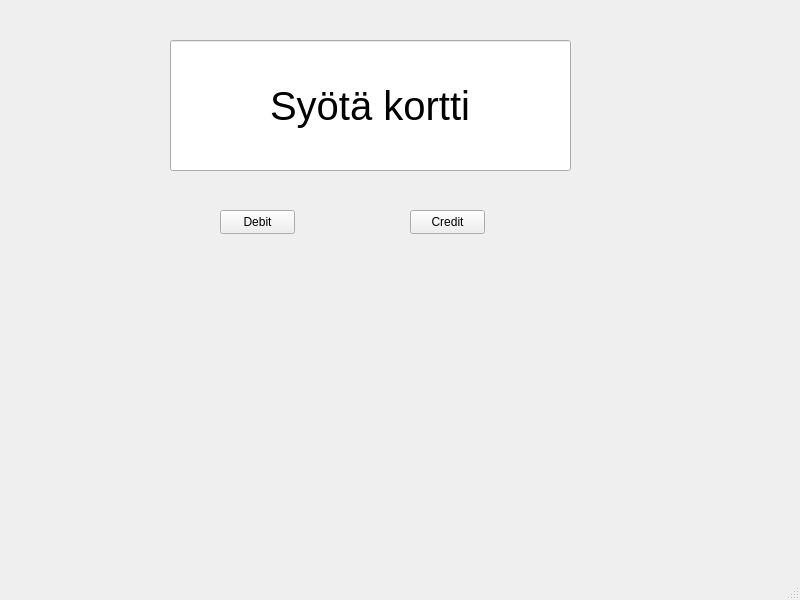
This is bank-automat/mainwindow.ui in AleksiPuumala/bank-automat-omakopio as Qt 5 draws it before an edit. The edited form follows.
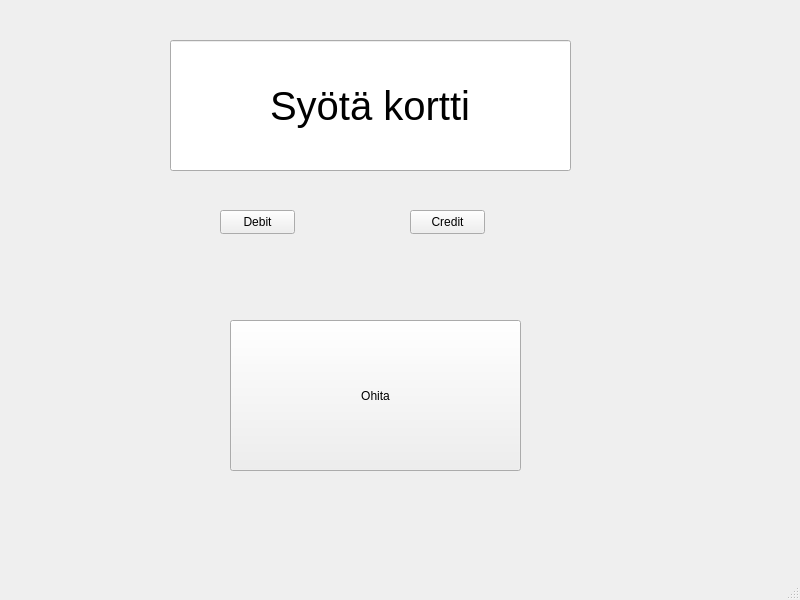
This is the edited form.

```diff
--- a/bank-automat/mainwindow.ui
+++ b/bank-automat/mainwindow.ui
@@ -61,6 +61,19 @@
      <string>Credit</string>
     </property>
    </widget>
+   <widget class="QPushButton" name="ohita">
+    <property name="geometry">
+     <rect>
+      <x>230</x>
+      <y>320</y>
+      <width>291</width>
+      <height>151</height>
+     </rect>
+    </property>
+    <property name="text">
+     <string>Ohita</string>
+    </property>
+   </widget>
   </widget>
   <widget class="QMenuBar" name="menubar">
    <property name="geometry">
```
Left out of the diff: 2 changed lines with no effect on the pictures.
